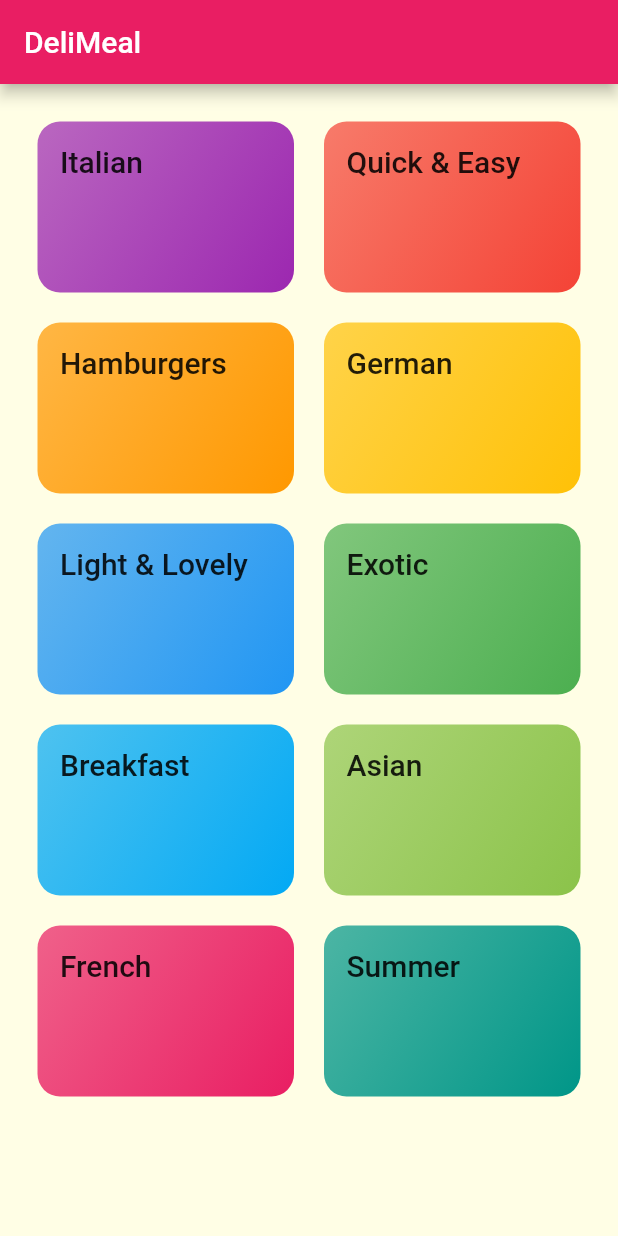
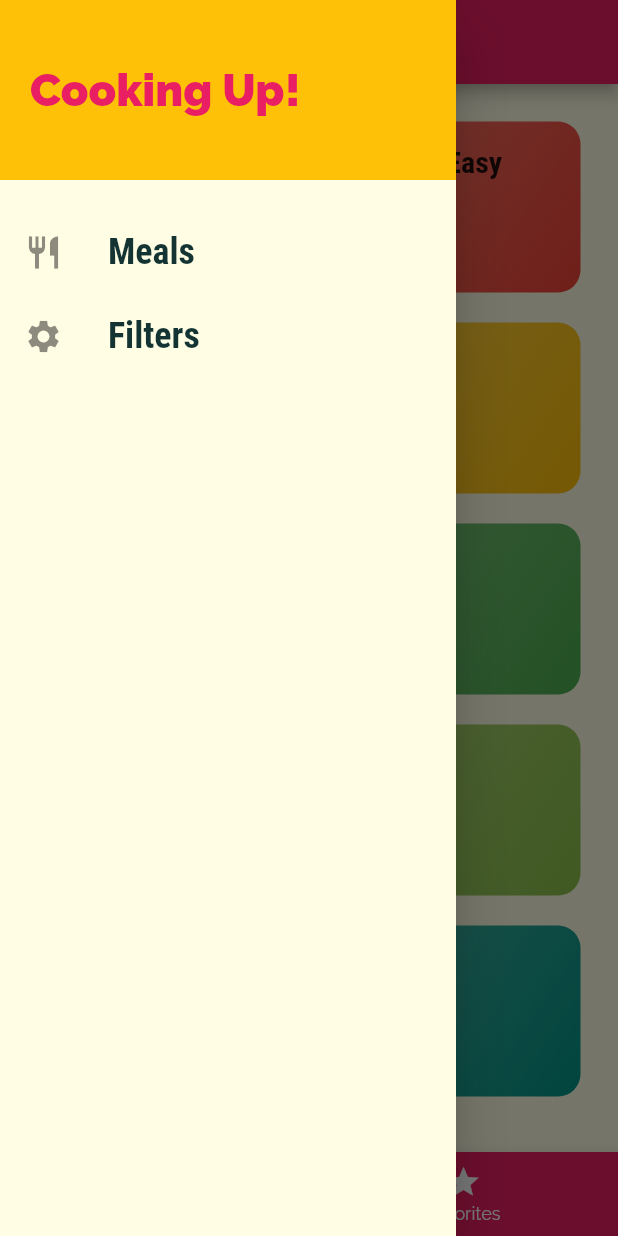
Before and after one commit to rozbeh1212/flutter-meal-app, a Flutter app: the screen it shows after launch, with the side drawer open (before the commit the screen has no drawer), on a phone screen of 412 x 824 dp. Run offline on Flutter 3.47's test engine with Material 2 defaults, Android fonts, the phone set to English and light mode, and no system bars.

Commit message:
some improvments

```diff
--- a/lib/main.dart
+++ b/lib/main.dart
@@ -1,6 +1,7 @@
 import 'package:flutter/material.dart';
-import 'package:flutter_complete_guide/screens/meal_detail_screen.dart';
 
+import './screens/tabs_screen.dart';
+import './screens/meal_detail_screen.dart';
 import './screens/category_meals_screen.dart';
 import './screens/categories_screen.dart';
 
@@ -17,13 +18,13 @@ class MyApp extends StatelessWidget {
         canvasColor: Color.fromRGBO(255, 254, 229, 1),
         fontFamily: 'Raleway',
         textTheme: ThemeData.light().textTheme.copyWith(
-            bodyText1: TextStyle(
+            body1: TextStyle(
               color: Color.fromRGBO(20, 51, 51, 1),
             ),
-            bodyText2: TextStyle(
+            body2: TextStyle(
               color: Color.fromRGBO(20, 51, 51, 1),
             ),
-            subtitle1: TextStyle(
+            title: TextStyle(
               fontSize: 20,
               fontFamily: 'RobotoCondensed',
               fontWeight: FontWeight.bold,
@@ -32,9 +33,21 @@ class MyApp extends StatelessWidget {
       // home: CategoriesScreen(),
       initialRoute: '/', // default is '/'
       routes: {
-        '/': (ctx) => CategoriesScreen(),
+        '/': (ctx) => TabsScreen(),
         CategoryMealsScreen.routeName: (ctx) => CategoryMealsScreen(),
-         MealDetailScreen.routeName: (ctx) => MealDetailScreen(),
+        MealDetailScreen.routeName: (ctx) => MealDetailScreen(),
+      },
+      onGenerateRoute: (settings) {
+        print(settings.arguments);
+        // if (settings.name == '/meal-detail') {
+        //   return ...;
+        // } else if (settings.name == '/something-else') {
+        //   return ...;
+        // }
+        // return MaterialPageRoute(builder: (ctx) => CategoriesScreen(),);
+      },
+      onUnknownRoute: (settings) {
+        return MaterialPageRoute(builder: (ctx) => CategoriesScreen(),);
       },
     );
   }
--- a/lib/meal_item.dart
+++ /dev/null
@@ -1,3 +0,0 @@
-
-
-import 'package:flutter/material.dart';
--- a/lib/screens/categories_screen.dart
+++ b/lib/screens/categories_screen.dart
@@ -6,11 +6,7 @@ import '../widgets/category_item.dart';
 class CategoriesScreen extends StatelessWidget {
   @override
   Widget build(BuildContext context) {
-    return Scaffold(
-      appBar: AppBar(
-        title: const Text('DeliMeal'),
-      ),
-      body: GridView(
+    return GridView(
       padding: const EdgeInsets.all(25),
       children: DUMMY_CATEGORIES
           .map(
@@ -27,7 +23,6 @@ class CategoriesScreen extends StatelessWidget {
         crossAxisSpacing: 20,
         mainAxisSpacing: 20,
       ),
-      ),
     );
   }
 }
--- a/lib/screens/favorites_screen.dart
+++ b/lib/screens/favorites_screen.dart
@@ -1,11 +1,10 @@
 import 'package:flutter/material.dart';
 
 class FavoritesScreen extends StatelessWidget {
-
   @override
   Widget build(BuildContext context) {
-    return Container(
-
+    return Center(
+      child: Text('The Favorites'),
     );
   }
 }
--- a/lib/screens/meal_detail_screen.dart
+++ b/lib/screens/meal_detail_screen.dart
@@ -10,7 +10,7 @@ class MealDetailScreen extends StatelessWidget {
       margin: EdgeInsets.symmetric(vertical: 10),
       child: Text(
         text,
-        style: Theme.of(context).textTheme.headline6,
+        style: Theme.of(context).textTheme.title,
       ),
     );
   }
--- a/lib/screens/tabs_screen.dart
+++ b/lib/screens/tabs_screen.dart
@@ -1,7 +1,8 @@
 import 'package:flutter/material.dart';
 
-import 'categories_screen.dart';
-import 'favorites_screen.dart';
+import '../widgets/main_drawer.dart';
+import './favorites_screen.dart';
+import './categories_screen.dart';
 
 class TabsScreen extends StatefulWidget {
   @override
@@ -9,26 +10,51 @@ class TabsScreen extends StatefulWidget {
 }
 
 class _TabsScreenState extends State<TabsScreen> {
+  final List<Map<String, Object>> _pages = [
+    {
+      'page': CategoriesScreen(),
+      'title': 'Categories',
+    },
+    {
+      'page': FavoritesScreen(),
+      'title': 'Your Favorite',
+    },
+  ];
+  int _selectedPageIndex = 0;
+
+  void _selectPage(int index) {
+    setState(() {
+      _selectedPageIndex = index;
+    });
+  }
+
   @override
   Widget build(BuildContext context) {
-    return DefaultTabController(
-      length: 2,
-      child: Scaffold(
-        appBar: AppBar(
-          title: Text('Meals'),
-          bottom: TabBar(
-            tabs: <Widget>[
-              Tab(icon: Icon(Icons.category), text: 'Categories'),
-              Tab(icon: Icon(Icons.star), text: 'Favorites'),
-            ],
+    return Scaffold(
+      appBar: AppBar(
+        title: Text(_pages[_selectedPageIndex]['title']),
+      ),
+      drawer: MainDrawer(),
+      body: _pages[_selectedPageIndex]['page'],
+      bottomNavigationBar: BottomNavigationBar(
+        onTap: _selectPage,
+        backgroundColor: Theme.of(context).primaryColor,
+        unselectedItemColor: Colors.white,
+        selectedItemColor: Theme.of(context).accentColor,
+        currentIndex: _selectedPageIndex,
+        // type: BottomNavigationBarType.fixed,
+        items: [
+          BottomNavigationBarItem(
+            backgroundColor: Theme.of(context).primaryColor,
+            icon: Icon(Icons.category),
+            title: Text('Categories'),
           ),
-        ),
-        body: TabBarView(
-          children: <Widget>[
-            CategoriesScreen(),
-            FavoritesScreen(),
-          ],
-        ),
+          BottomNavigationBarItem(
+            backgroundColor: Theme.of(context).primaryColor,
+            icon: Icon(Icons.star),
+            title: Text('Favorites'),
+          ),
+        ],
       ),
     );
   }
--- a/lib/widgets/category_item.dart
+++ b/lib/widgets/category_item.dart
@@ -7,9 +7,9 @@ class CategoryItem extends StatelessWidget {
   final String title;
   final Color color;
 
-  CategoryItem(this.id, this.title, this.color); // constructor for CategoryItem class (id, title, color)
+  CategoryItem(this.id, this.title, this.color);
 
-  void selectCategory(BuildContext ctx) { // selectCategory method that takes in a context and navigates to the CategoryMealsScreen with the id and title of the category selected as arguments to the CategoryMealsScreen
+  void selectCategory(BuildContext ctx) {
     Navigator.of(ctx).pushNamed(
       CategoryMealsScreen.routeName,
       arguments: {
@@ -20,7 +20,7 @@ class CategoryItem extends StatelessWidget {
   }
 
   @override
-  Widget build(BuildContext context) { // build method that returns a Card widget with the title and color of the category selected
+  Widget build(BuildContext context) {
     return InkWell(
       onTap: () => selectCategory(context),
       splashColor: Theme.of(context).primaryColor,
@@ -29,7 +29,7 @@ class CategoryItem extends StatelessWidget {
         padding: const EdgeInsets.all(15),
         child: Text(
           title,
-          style: Theme.of(context).textTheme.headline6,
+          style: Theme.of(context).textTheme.title,
         ),
         decoration: BoxDecoration(
           gradient: LinearGradient(
--- /dev/null
+++ b/lib/widgets/main_drawer.dart
@@ -0,0 +1,58 @@
+import 'package:flutter/material.dart';
+
+class MainDrawer extends StatelessWidget {
+  Widget buildListTile(String title, IconData icon) {
+    return ListTile(
+      leading: Icon(
+        icon,
+        size: 26,
+      ),
+      title: Text(
+        title,
+        style: TextStyle(
+          fontFamily: 'RobotoCondensed',
+          fontSize: 24,
+          fontWeight: FontWeight.bold,
+        ),
+      ),
+      onTap: () {
+        // ...
+      },
+    );
+  }
+
+  @override
+  Widget build(BuildContext context) {
+    return Drawer(
+      child: Column(
+        children: <Widget>[
+          Container(
+            height: 120,
+            width: double.infinity,
+            padding: EdgeInsets.all(20),
+            alignment: Alignment.centerLeft,
+            color: Theme.of(context).accentColor,
+            child: Text(
+              'Cooking Up!',
+              style: TextStyle(
+                  fontWeight: FontWeight.w900,
+                  fontSize: 30,
+                  color: Theme.of(context).primaryColor),
+            ),
+          ),
+          SizedBox(
+            height: 20,
+          ),
+          buildListTile(
+            'Meals',
+            Icons.restaurant,
+          ),
+          buildListTile(
+            'Filters',
+            Icons.settings,
+          ),
+        ],
+      ),
+    );
+  }
+}
```
Also changed, not shown: lib/widgets/meal_item.dart (+38 -22 lines), 1 other file. Lines whose indentation alone changed are shown as unchanged.
